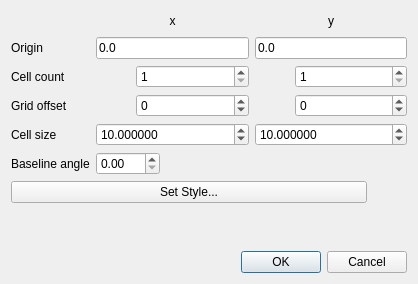
The window that ui_grid_properties.ui (etiennesky/gridoverlay) describes before a commit, drawn with Qt 5.
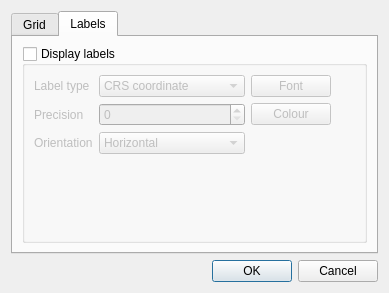
The same window after the commit. The open tabs and pages were chosen to show the change.

Commit message: Added basic label handling. Tidied up some code. Fixed some bugs.

Diff of the .ui file:
```diff
--- a/ui_grid_properties.ui
+++ b/ui_grid_properties.ui
@@ -6,8 +6,8 @@
    <rect>
     <x>0</x>
     <y>0</y>
-    <width>418</width>
-    <height>284</height>
+    <width>389</width>
+    <height>293</height>
    </rect>
   </property>
   <property name="windowTitle">
@@ -15,6 +15,16 @@
   </property>
   <layout class="QVBoxLayout" name="verticalLayout">
    <item>
+    <widget class="QTabWidget" name="tabWidget">
+     <property name="currentIndex">
+      <number>0</number>
+     </property>
+     <widget class="QWidget" name="tabGrid">
+      <attribute name="title">
+       <string>Grid</string>
+      </attribute>
+      <layout class="QVBoxLayout" name="verticalLayout_2">
+       <item>
     <layout class="QFormLayout" name="formLayout">
      <property name="fieldGrowthPolicy">
       <enum>QFormLayout::AllNonFixedFieldsGrow</enum>
@@ -306,7 +316,7 @@
         </sizepolicy>
        </property>
        <property name="text">
-        <string>Set Style...</string>
+            <string>Set Grid Style...</string>
        </property>
       </widget>
      </item>
@@ -333,10 +343,157 @@
      <property name="sizeHint" stdset="0">
       <size>
        <width>20</width>
-       <height>3</height>
+           <height>40</height>
       </size>
      </property>
     </spacer>
+       </item>
+      </layout>
+     </widget>
+     <widget class="QWidget" name="tabLabel">
+      <attribute name="title">
+       <string>Labels</string>
+      </attribute>
+      <layout class="QVBoxLayout" name="verticalLayout_4">
+       <item>
+        <widget class="QGroupBox" name="boxLabels">
+         <property name="title">
+          <string>Display labels</string>
+         </property>
+         <property name="checkable">
+          <bool>true</bool>
+         </property>
+         <property name="checked">
+          <bool>false</bool>
+         </property>
+         <layout class="QHBoxLayout" name="horizontalLayout_8">
+          <item>
+           <layout class="QFormLayout" name="formLayout_2">
+            <item row="0" column="0">
+             <widget class="QLabel" name="label_8">
+              <property name="text">
+               <string>Label type</string>
+              </property>
+             </widget>
+            </item>
+            <item row="0" column="1">
+             <widget class="QComboBox" name="comboLabelType">
+              <item>
+               <property name="text">
+                <string>CRS coordinate</string>
+               </property>
+              </item>
+              <item>
+               <property name="text">
+                <string>Grid reference - edge</string>
+               </property>
+              </item>
+              <item>
+               <property name="text">
+                <string>Grid reference - cell</string>
+               </property>
+              </item>
+             </widget>
+            </item>
+            <item row="1" column="0">
+             <widget class="QLabel" name="label_9">
+              <property name="text">
+               <string>Precision</string>
+              </property>
+             </widget>
+            </item>
+            <item row="1" column="1">
+             <widget class="QSpinBox" name="spinPrecision"/>
+            </item>
+            <item row="2" column="0">
+             <widget class="QLabel" name="label_10">
+              <property name="text">
+               <string>Orientation</string>
+              </property>
+             </widget>
+            </item>
+            <item row="2" column="1">
+             <widget class="QComboBox" name="comboOrientation">
+              <property name="sizePolicy">
+               <sizepolicy hsizetype="Preferred" vsizetype="Fixed">
+                <horstretch>1</horstretch>
+                <verstretch>0</verstretch>
+               </sizepolicy>
+              </property>
+              <item>
+               <property name="text">
+                <string>Horizontal</string>
+               </property>
+              </item>
+              <item>
+               <property name="text">
+                <string>Vertical</string>
+               </property>
+              </item>
+              <item>
+               <property name="text">
+                <string>Perpendicular</string>
+               </property>
+              </item>
+              <item>
+               <property name="text">
+                <string>Parallel</string>
+               </property>
+              </item>
+             </widget>
+            </item>
+           </layout>
+          </item>
+          <item>
+           <layout class="QVBoxLayout" name="verticalLayout_3">
+            <item>
+             <widget class="QPushButton" name="btnFont">
+              <property name="text">
+               <string>Font</string>
+              </property>
+             </widget>
+            </item>
+            <item>
+             <widget class="QPushButton" name="btnColour">
+              <property name="text">
+               <string>Colour</string>
+              </property>
+             </widget>
+            </item>
+            <item>
+             <spacer name="verticalSpacer_2">
+              <property name="orientation">
+               <enum>Qt::Vertical</enum>
+              </property>
+              <property name="sizeHint" stdset="0">
+               <size>
+                <width>20</width>
+                <height>40</height>
+               </size>
+              </property>
+             </spacer>
+            </item>
+           </layout>
+          </item>
+          <item>
+           <spacer name="horizontalSpacer_8">
+            <property name="orientation">
+             <enum>Qt::Horizontal</enum>
+            </property>
+            <property name="sizeHint" stdset="0">
+             <size>
+              <width>40</width>
+              <height>20</height>
+             </size>
+            </property>
+           </spacer>
+          </item>
+         </layout>
+        </widget>
+       </item>
+      </layout>
+     </widget>
+    </widget>
    </item>
    <item>
     <widget class="QDialogButtonBox" name="buttonBox">
```
Left out of the diff: 7 changed lines with no effect on the pictures. Lines whose indentation alone changed are shown as unchanged. The commit also changes 3 other files.
